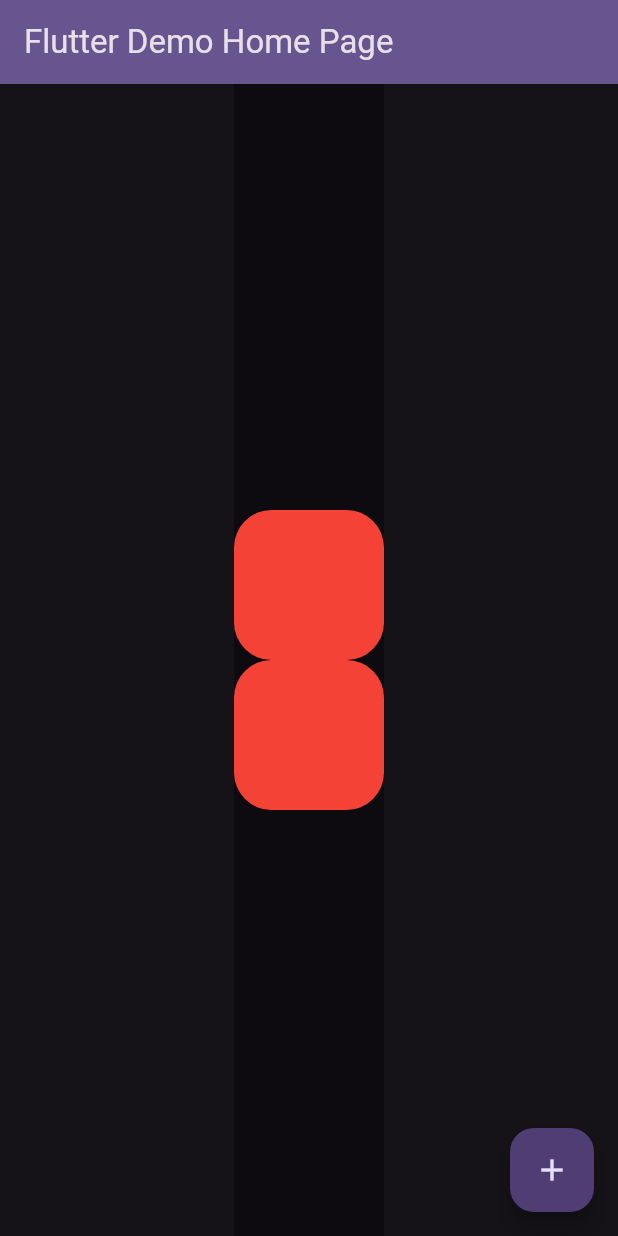
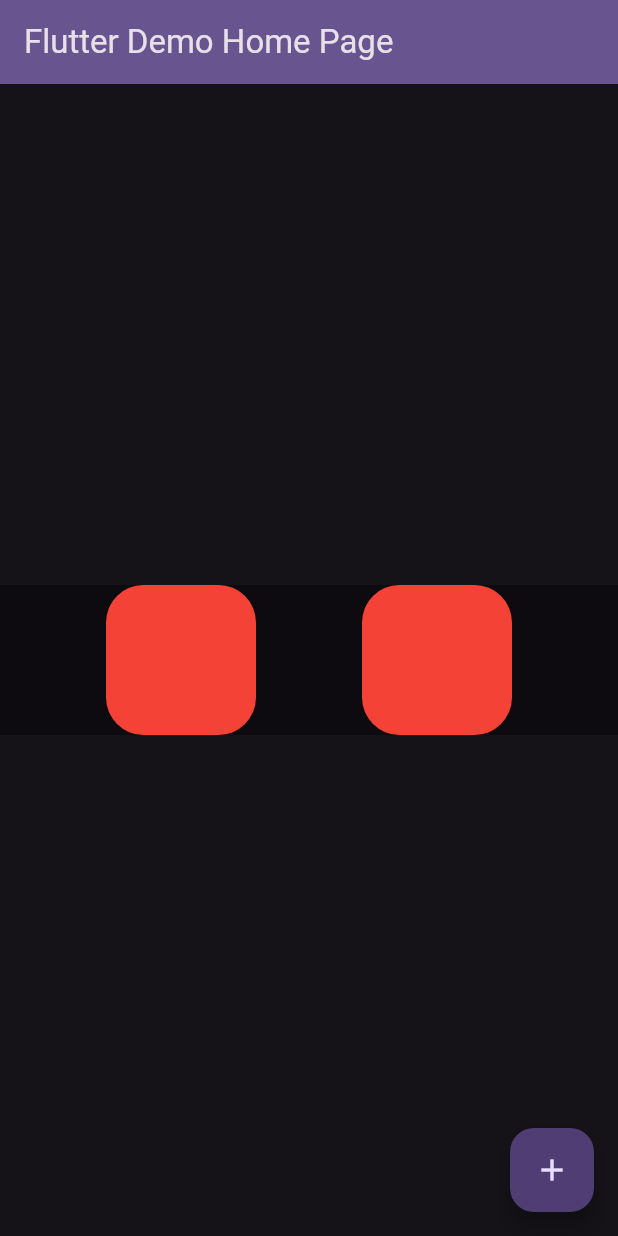
Before and after one commit to SAPNathasha/flutter_to_do_app01, a Flutter app: the screen it shows after launch, on a phone screen of 412 x 824 dp. Run offline on Flutter 3.47's test engine with Material 3 defaults, Android fonts, the phone set to English and light mode, and no system bars.

Commit message:
Add and try Row s in flutter

```diff
--- a/lib/main.dart
+++ b/lib/main.dart
@@ -101,9 +101,8 @@ class _MyHomePageState extends State<MyHomePage> {
         // in the middle of the parent.
         child: Container(
           color: Colors.black38,
-          child: Column(
-            mainAxisAlignment: MainAxisAlignment.center,
-            crossAxisAlignment: CrossAxisAlignment.end,
+          child: Row(
+            mainAxisAlignment: MainAxisAlignment.spaceEvenly,
             children: [
               Container(
                 height: 100.0,
```
